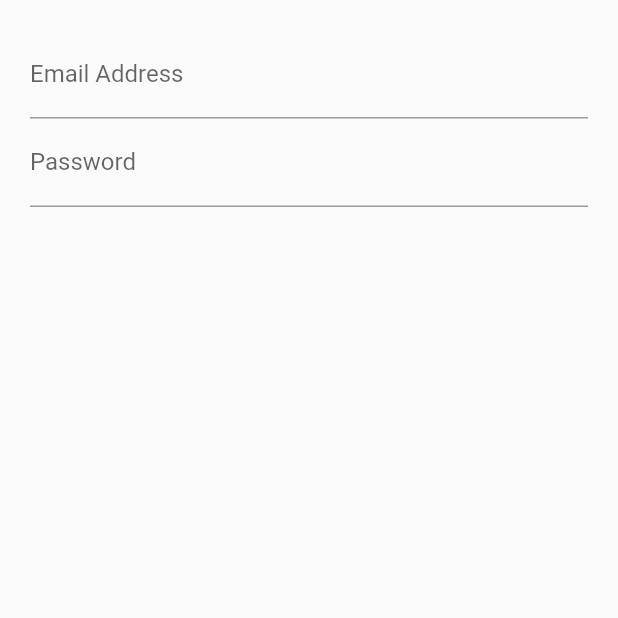
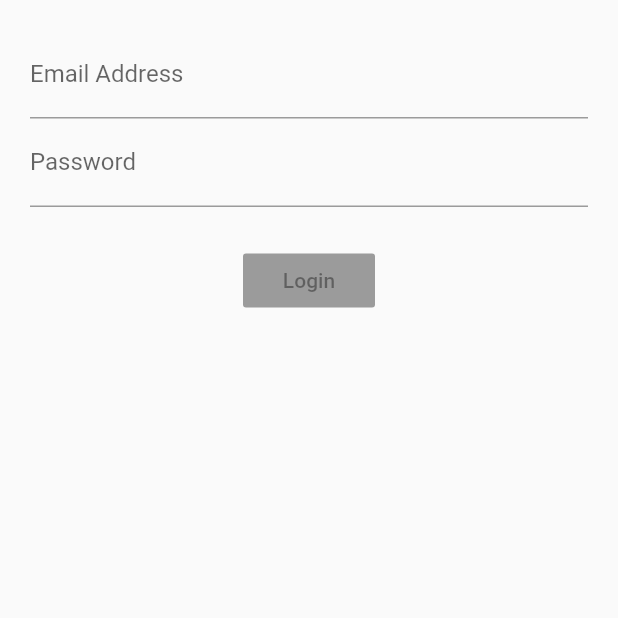
Before and after one commit to ginoabella/stephen_login, a Flutter app: the screen it shows after launch, on a phone screen of 412 x 824 dp, the top half of it. Run offline on Flutter 3.47's test engine with Material 2 defaults, Android fonts, the phone set to English and light mode, and no system bars; our stand-ins replace rxdart.

Commit message:
last part

```diff
--- a/lib/src/app.dart
+++ b/lib/src/app.dart
@@ -1,14 +1,17 @@
 import 'package:flutter/material.dart';
 
 import 'package:login_bloc/src/screens/login_screen.dart';
+import 'package:login_bloc/src/blocs/provider.dart';
 
 class App extends StatelessWidget {
   @override
   Widget build(BuildContext context) {
-    return MaterialApp(
-      title: 'Log Me In',
-      home: Scaffold(
-        body: LoginScreen(),
+    return Provider(
+      child: MaterialApp(
+        title: 'Log Me In',
+        home: Scaffold(
+          body: LoginScreen(),
+        ),
       ),
     );
   }
--- /dev/null
+++ b/lib/src/blocs/bloc.dart
@@ -0,0 +1,33 @@
+import 'dart:async';
+import 'package:rxdart/rxdart.dart';
+
+import 'package:login_bloc/src/blocs/validators.dart';
+
+class Bloc with Validators {
+  final _emailController = BehaviorSubject<String>(); //same as StreamController
+  final _passwordController = BehaviorSubject<String>();
+
+  //add/change data to stream
+  Function(String) get changeEmail => _emailController.sink.add;
+  Function(String) get changePassword => _passwordController.sink.add;
+
+  //retrieve daa from stream
+  Stream<String> get email => _emailController.stream.transform(validateEmail);
+  Stream<String> get password =>
+      _passwordController.stream.transform(validatePassword);
+  Stream<bool> get submitValid =>
+      CombineLatestStream.combine2(email, password, (e, p) => true);
+
+  void submit() {
+    final validEmail = _emailController.value;
+    final validPassword = _passwordController.value;
+
+    print('Email is $validEmail');
+    print('Password is $validPassword');
+  }
+
+  dispose() {
+    _emailController.close();
+    _passwordController.close();
+  }
+}
--- /dev/null
+++ b/lib/src/blocs/provider.dart
@@ -0,0 +1,23 @@
+import 'package:flutter/material.dart';
+
+import 'package:login_bloc/src/blocs/bloc.dart';
+
+class Provider extends InheritedWidget {
+  final _bloc = Bloc();
+
+  Provider({Key key, Widget child}) : super(key: key, child: child);
+
+  @override
+  bool updateShouldNotify(_) => true;
+
+  static Bloc of(BuildContext context) {
+    //return (context.inheritFromWidgetOfExactType(Provider) as Provider).bloc;
+    return context.dependOnInheritedWidgetOfExactType<Provider>()._bloc;
+  }
+
+  // @override
+  // bool updateShouldNotify(InheritedWidget oldWidget) {
+  //   // TODO: implement updateShouldNotify
+  //   throw UnimplementedError();
+  // }
+}
--- a/lib/src/screens/login_screen.dart
+++ b/lib/src/screens/login_screen.dart
@@ -1,28 +1,69 @@
 import 'package:flutter/material.dart';
+
+import 'package:login_bloc/src/blocs/bloc.dart';
+import 'package:login_bloc/src/blocs/provider.dart';
 
 class LoginScreen extends StatelessWidget {
   @override
   Widget build(BuildContext context) {
+    final bloc = Provider.of(context);
     return Container(
       margin: EdgeInsets.all(20),
       child: Column(
         children: <Widget>[
-          TextField(
-            keyboardType: TextInputType.emailAddress,
-            decoration: InputDecoration(
-              hintText: 'you@example.com',
-              labelText: 'Email Address',
-            ),
-          ),
-          TextField(
-            obscureText: true,
-            decoration: InputDecoration(
-              hintText: 'Password',
-              labelText: 'Password',
-            ),
-          ),
+          _buildEmailField(bloc),
+          _buildPasswordField(bloc),
+          SizedBox(height: 25),
+          _buildLoginButton(bloc),
         ],
       ),
     );
   }
+
+  Widget _buildLoginButton(Bloc bloc) {
+    return StreamBuilder(
+      stream: bloc.submitValid,
+      builder: (context, snapshot) {
+        return RaisedButton(
+          child: Text('Login'),
+          color: Colors.blue,
+          onPressed: snapshot.hasData ? bloc.submit : null,
+        );
+      },
+    );
+  }
+
+  Widget _buildPasswordField(Bloc bloc) {
+    return StreamBuilder(
+      stream: bloc.password,
+      builder: (context, snapshot) {
+        return TextField(
+          onChanged: (value) => bloc.changePassword(value),
+          obscureText: true,
+          decoration: InputDecoration(
+            hintText: 'Password',
+            labelText: 'Password',
+            errorText: snapshot.error,
+          ),
+        );
+      },
+    );
+  }
+
+  Widget _buildEmailField(Bloc bloc) {
+    return StreamBuilder(
+      stream: bloc.email,
+      builder: (context, snapshot) {
+        return TextField(
+          onChanged: (value) => bloc.changeEmail(value),
+          keyboardType: TextInputType.emailAddress,
+          decoration: InputDecoration(
+            hintText: 'you@example.com',
+            labelText: 'Email Address',
+            errorText: snapshot.error,
+          ),
+        );
+      },
+    );
+  }
 }
--- a/pubspec.yaml
+++ b/pubspec.yaml
@@ -28,6 +28,7 @@ dependencies:
   # The following adds the Cupertino Icons font to your application.
   # Use with the CupertinoIcons class for iOS style icons.
   cupertino_icons: ^0.1.3
+  rxdart: ^0.24.0
 
 dev_dependencies:
   flutter_test:
```
Also changed, not shown: lib/src/blocs/validators.dart (added, +23 -0 lines), pubspec.lock.
